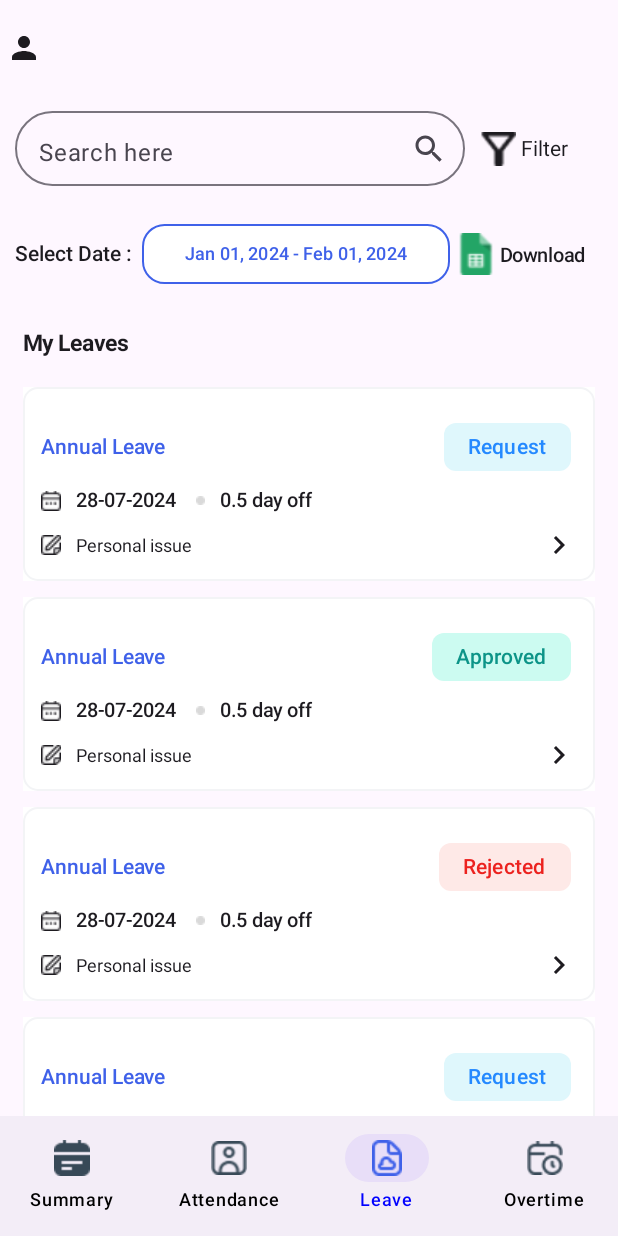
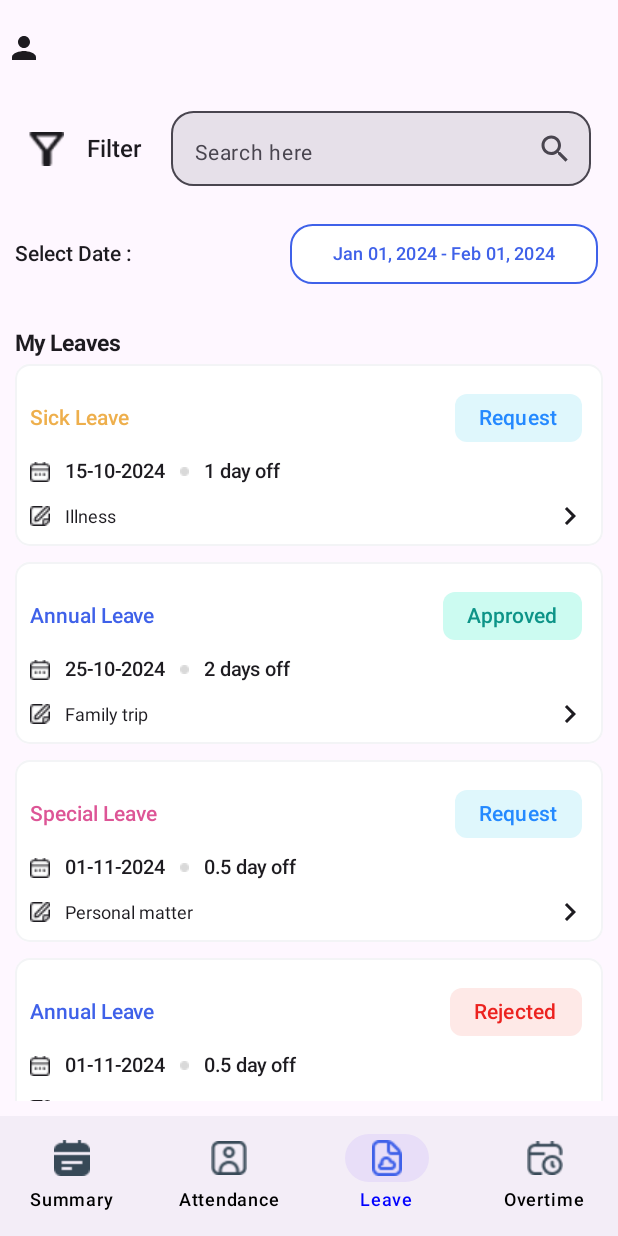
Before and after one commit to theaoudom/PreWeHr, an Android app built with Jetpack Compose: the LeaveScreen screen opened through its navigation route, on a phone screen of 412 x 824 dp. Run offline under Robolectric (Android 15) with nearby library versions, the phone set to English and light mode, and no system bars.

Commit message:
leave screen done 80%

```diff
--- a/app/build.gradle.kts
+++ b/app/build.gradle.kts
@@ -92,6 +92,12 @@ dependencies {
     /* navigation */
     implementation("androidx.navigation:navigation-compose:$2.7.7")
 
+
+    /* material ui */
+    implementation("androidx.compose.ui:ui:1.4.0")
+    implementation("androidx.compose.material:material:1.4.0")
+
+
 }
 // Allow references to generated code
 kapt {
--- a/app/src/main/java/com/hrd/wehr_project/ui/screen/leave/CardComponent.kt
+++ b/app/src/main/java/com/hrd/wehr_project/ui/screen/leave/CardComponent.kt
@@ -38,27 +38,26 @@ import androidx.compose.ui.unit.dp
 import androidx.compose.ui.unit.sp
 import androidx.navigation.NavHostController
 import com.hrd.wehr_project.R
-
-//@Preview(showBackground = true)
 @Composable
-fun CardComponent(status:Status) {
+fun CardComponent(leaveData: LeaveData) {
 
     Box(
         modifier = Modifier
             .fillMaxWidth()
-            .padding( 15.dp, 5.dp)
-            .background(colorResource(id = R.color.white))
+            .padding(0.dp, 5.dp)
             .border(
                 border = BorderStroke(width = 1.dp, color = colorResource(id = R.color.border_color)),
                 shape = RoundedCornerShape(10.dp)
             )
+            .background(colorResource(id = R.color.white),shape = RoundedCornerShape(10.dp))
+
     )
     {
-        Column(Modifier.padding(12.dp)) {
+        Column(Modifier.padding(10.dp,8.dp)) {
             Row(verticalAlignment = Alignment.CenterVertically) {
-                Text("Annual Leave", color = colorResource(id = R.color.annul_leave_color), fontSize = 14.sp, fontWeight = FontWeight.SemiBold)
+                Text(text = leaveData.leaveType, color =  getLeaveTypeColor(leaveData.leaveType), fontSize = 14.sp, fontWeight = FontWeight.SemiBold)
                 Spacer(modifier = Modifier.weight(1f))
-                StatusFilterChip(status )
+                StatusFilterChip(leaveData.status)
             }
             Row(
                 horizontalArrangement = Arrangement.spacedBy((10.dp)),
@@ -71,7 +70,7 @@ fun CardComponent(status:Status) {
                     Modifier.size(13.dp)
                 )
                 // date
-                Text("28-07-2024 ", fontWeight = FontWeight.Medium, fontSize = 13.sp)
+                Text(leaveData.leaveDate, fontWeight = FontWeight.Medium, fontSize = 13.sp)
                 // circle
                 Icon(
                     painter = painterResource(id = R.drawable.ellipse),
@@ -83,7 +82,7 @@ fun CardComponent(status:Status) {
                 )
 
                 // Duration
-                Text("0.5 day off ", fontWeight = FontWeight.Medium, fontSize = 13.sp)
+                Text(leaveData.duration, fontWeight = FontWeight.Medium, fontSize = 13.sp)
             }
             Row(Modifier.padding(top = 10.dp),verticalAlignment = Alignment.CenterVertically, horizontalArrangement = Arrangement.spacedBy(10.dp)) {
                 // icon edit
@@ -93,7 +92,7 @@ fun CardComponent(status:Status) {
                     Modifier.size(13.dp)
                 )
                 // reason
-                Text("Personal issue", fontWeight = FontWeight.Normal, fontSize = 12.sp)
+                Text(leaveData.reason, fontWeight = FontWeight.Normal, fontSize = 12.sp)
 
                 Spacer(modifier = Modifier.weight(1f))
 
@@ -106,25 +105,23 @@ fun CardComponent(status:Status) {
 
 
 
+data class LeaveData(
+    val status: Status,
+    val leaveType: String,
+    val leaveDate: String,
+    val duration: String,
+    val reason: String
+)
 
-
-
-
-
-
-
-
-
-
-
-
-
-
-
-
-
-
-
+@Composable
+fun getLeaveTypeColor(leaveType: String): Color {
+    return when (leaveType) {
+        LeaveType.SickLeave -> colorResource(id = R.color.sick_leave_color)
+        LeaveType.SpecialLeave -> colorResource(id = R.color.special_leave_color)
+        LeaveType.AnnualLeave -> colorResource(id = R.color.annul_leave_color)
+        else -> Color.Black // Default color if none match
+    }
+}
 
 
 
--- a/app/src/main/java/com/hrd/wehr_project/ui/screen/leave/LeaveScreen.kt
+++ b/app/src/main/java/com/hrd/wehr_project/ui/screen/leave/LeaveScreen.kt
@@ -1,6 +1,7 @@
 package com.hrd.wehr_project.ui.screen.leave
 
-import androidx.compose.foundation.Image
+
+import android.annotation.SuppressLint
 import androidx.compose.foundation.layout.Arrangement
 import androidx.compose.foundation.layout.Column
 import androidx.compose.foundation.layout.Row
@@ -10,6 +11,7 @@ import androidx.compose.foundation.layout.fillMaxWidth
 import androidx.compose.foundation.layout.padding
 import androidx.compose.foundation.layout.size
 import androidx.compose.foundation.lazy.LazyColumn
+import androidx.compose.material3.ExperimentalMaterial3Api
 import androidx.compose.material3.Icon
 import androidx.compose.material3.Text
 import androidx.compose.runtime.Composable
@@ -19,60 +21,114 @@ import androidx.compose.ui.res.painterResource
 import androidx.compose.ui.text.font.FontWeight
 import androidx.compose.ui.unit.dp
 import androidx.compose.ui.unit.sp
+import androidx.navigation.NavHostController
 import com.hrd.wehr_project.R
 
+@SuppressLint("Range")
+@OptIn(ExperimentalMaterial3Api::class)
 @Composable
-fun LeaveScreen(){
-    Column(modifier = Modifier.fillMaxSize()) {
-        Row(verticalAlignment = Alignment.CenterVertically, horizontalArrangement = Arrangement.Center) {
-            //FilterBottomSheet()
-            SearchBar(onSearch = { /* Handle search */ })
-            Row(verticalAlignment = Alignment.CenterVertically, modifier = Modifier.padding(top = 10.dp))
+fun LeaveScreen() {
+    var data = listOf(
+        LeaveData(
+            status = Status.Request,
+            leaveType = LeaveType.SickLeave,
+            leaveDate = "15-10-2024",
+            duration = "1 day off",
+            reason = "Illness"
+        ), LeaveData(
+            status = Status.Approved,
+            leaveType = LeaveType.AnnualLeave,
+            leaveDate = "25-10-2024",
+            duration = "2 days off",
+            reason = "Family trip"
+        ), LeaveData(
+            status = Status.Request,
+            leaveType = LeaveType.SpecialLeave,
+            leaveDate = "01-11-2024",
+            duration = "0.5 day off",
+            reason = "Personal matter"
+        ), LeaveData(
+            status = Status.Rejected,
+            leaveType =LeaveType.AnnualLeave,
+            leaveDate = "01-11-2024",
+            duration = "0.5 day off",
+            reason = "Personal matter"
+        ),
+        LeaveData(
+            status = Status.Approved,
+            leaveType = LeaveType.SpecialLeave,
+            leaveDate = "01-11-2024",
+            duration = "0.5 day off",
+            reason = "Personal matter"
+        )
+    )
+    Column(modifier = Modifier
+        .fillMaxSize()
+        .padding(10.dp)) {
+        Row(
+            verticalAlignment = Alignment.CenterVertically,
+            horizontalArrangement = Arrangement.Center,
+            modifier = Modifier.fillMaxWidth()
+        ) {
+            Row(
+                verticalAlignment = Alignment.CenterVertically,
+                horizontalArrangement = Arrangement.spacedBy(15.dp)
+                //modifier = Modifier.padding(top = 10.dp)
+
+            )
             {
                 Icon(
                     painter = painterResource(id = R.drawable.filter_icon),
                     contentDescription = "filter icon",
                     modifier = Modifier.size(24.dp)
                 )
-                Text(text = "Filter", modifier = Modifier.padding(start = 3.dp))
+                Text(text = "Filter", fontWeight = FontWeight.Medium, fontSize = 16.sp)//, modifier = Modifier.padding(start = 3.dp)
 
             }
+            Spacer(modifier = Modifier.padding(start = 20.dp))
+            SearchBar(onSearch = { /* Handle search */ })
+
+
+
 
         }
-        Spacer( modifier = Modifier.padding(top = 10.dp))
-        Row(verticalAlignment = Alignment.CenterVertically,horizontalArrangement = Arrangement.Center)
+        Spacer(modifier = Modifier.padding(top = 10.dp))
+        Row(
+            verticalAlignment = Alignment.CenterVertically,
+            horizontalArrangement = Arrangement.Center
+            , modifier = Modifier.fillMaxWidth()
+        )
         {
 
-            Text(text = "Select Date : ", modifier = Modifier.padding(start = 10.dp), fontSize = 14.sp, fontWeight = FontWeight.Medium)
+            Text(
+                text = "Select Date : ",
+                modifier = Modifier.weight(1f),
+                fontSize = 14.sp,
+                fontWeight = FontWeight.Medium
+            )
             DateRangePicker()
-            Row(verticalAlignment = Alignment.CenterVertically)
-            {
 
-                Image(
-                    painter = painterResource(id = R.drawable.excel),
-                    contentDescription = "excel",
-                    modifier = Modifier.size(28.dp)
-                )
-                Text(text = "Download", modifier = Modifier.padding(start = 2.dp, top = 2.dp), fontSize = 13.sp, fontWeight = FontWeight.Medium)
-
-            }
         }
 
 
 
 
-        Text(text = "My Leaves", Modifier.padding(15.dp), fontWeight = FontWeight.Bold, fontSize = 15.sp)
+        Text(
+            text = "My Leaves",
+            Modifier.padding(top = 15.dp),
+            fontWeight = FontWeight.Bold,
+            fontSize = 15.sp
+        )
         LazyColumn(
             modifier = Modifier
                 .fillMaxWidth()
-                .weight(1f) // Allows LazyColumn to expand and be scrollable
+                .weight(1f)
         ) {
-            item { CardComponent(status = Status.Request) }
-            item { CardComponent(status = Status.Approved) }
-            item { CardComponent(status = Status.Rejected) }
-            item { CardComponent(status = Status.Request) }
-            item { CardComponent(status = Status.Approved) }
-            item { CardComponent(status = Status.Rejected) }
+            items(data.size)
+            {
+                CardComponent(leaveData=data[it])
+            }
+
         }
     }
 }
--- /dev/null
+++ b/app/src/main/java/com/hrd/wehr_project/ui/screen/leave/LeaveType.kt
@@ -0,0 +1,7 @@
+package com.hrd.wehr_project.ui.screen.leave
+
+object LeaveType {
+    const val SickLeave = "Sick Leave"
+    const val SpecialLeave = "Special Leave"
+    const val AnnualLeave = "Annual Leave"
+}
--- a/app/src/main/java/com/hrd/wehr_project/ui/screen/leave/SearchBar.kt
+++ b/app/src/main/java/com/hrd/wehr_project/ui/screen/leave/SearchBar.kt
@@ -8,14 +8,16 @@ import androidx.compose.material3.ExperimentalMaterial3Api
 import androidx.compose.material3.Icon
 import androidx.compose.material3.OutlinedTextField
 import androidx.compose.material3.Text
+import androidx.compose.material3.TextFieldDefaults
 import androidx.compose.runtime.Composable
 import androidx.compose.runtime.remember
 import androidx.compose.runtime.mutableStateOf
 import androidx.compose.ui.Modifier
+import androidx.compose.ui.res.colorResource
+import androidx.compose.ui.text.font.FontWeight
 import androidx.compose.ui.text.input.TextFieldValue
 import androidx.compose.ui.unit.dp
 import androidx.compose.ui.unit.sp
-@OptIn(ExperimentalMaterial3Api::class)
 @Composable
 fun SearchBar(
     modifier: Modifier = Modifier,
@@ -27,25 +29,30 @@ fun SearchBar(
         value = searchQuery.value,
         onValueChange = {
             searchQuery.value = it
-            onSearch(it.text) // Call the search function when input changes
+            onSearch(it.text)
         },
-        placeholder = { Text("Search here", fontSize = 16.sp) },
+        placeholder = {
+            Text(
+                "Search here",
+                fontWeight = FontWeight.Normal,
+                fontSize = 14.sp,
+          //      color = colorResource(id = R.color.search_text_color) // Ensure the placeholder is visible
+            )
+        },
         trailingIcon = {
             Icon(
-                Icons.Default.Search, // Replace with your search icon resource
+                Icons.Default.Search,
                 contentDescription = "Search Icon"
             )
         },
-        modifier = modifier
-            .width(320.dp)
-            .height(60.dp)
-            .padding(start = 10.dp, end = 10.dp, top = 10.dp),
-//        colors = TextFieldDefaults.textFieldColors(
-//           // focusedIndicatorColor = colorResource(id = R.color.search_bg_color), // This won't show in regular TextField
-//            unfocusedIndicatorColor = Color.LightGray, // This won't show in regular TextField
-//            containerColor = colorResource(id = R.color.search_bg_color)
-//        )
-
-        shape = RoundedCornerShape(60.dp),
+        modifier = Modifier
+            .height(50.dp) // Set fixed height
+        , colors = TextFieldDefaults.colors(
+//            unfocusedContainerColor = colorResource(id = R.color.search_bg_color),
+//            focusedIndicatorColor = colorResource(id = R.color.search_border_color),
+//            focusedContainerColor = colorResource(id = R.color.search_bg_color),
+//            unfocusedIndicatorColor = colorResource(id = R.color.search_border_color)
+        ),
+        shape = RoundedCornerShape(15.dp),
     )
 }
--- a/app/src/main/res/values/colors.xml
+++ b/app/src/main/res/values/colors.xml
@@ -21,8 +21,8 @@
     <color name="button_color">#3F61E9</color>
     <color name="circle_color">#D9D9D9</color>
     <color name="border_color">#F3F4F6</color>
-    <color name="search_border_color">#EBEDFCFB</color>
+    <color name="search_border_color">#EBEDFC</color>
+    <color name="search_text_color">#4B5563</color>
     <color name="button_delete_color">#EC221F</color>
     <color name="request_leave_text_color">#3F61E9</color>
-
 </resources>
```
